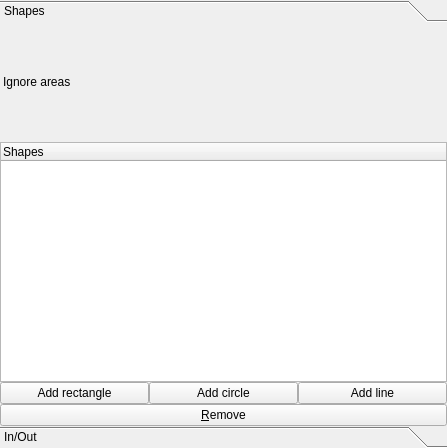
This is lib/ui/tab_blindspotUi.ui in gasparnori/Spotter as Qt 5 draws it before an edit. The edited form follows.
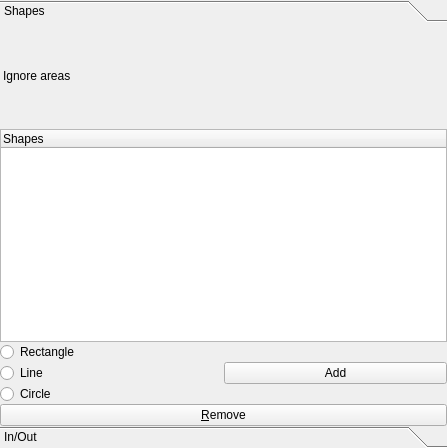
This is the edited form.

What changed in the file:
```diff
--- a/lib/ui/tab_blindspotUi.ui
+++ b/lib/ui/tab_blindspotUi.ui
@@ -69,69 +69,6 @@
            <property name="spacing">
             <number>0</number>
            </property>
-           <item row="15" column="0" colspan="2">
-            <layout class="QGridLayout" name="gridLayout_10">
-             <property name="spacing">
-              <number>0</number>
-             </property>
-             <item row="1" column="0">
-              <layout class="QHBoxLayout" name="horizontalLayout">
-               <item>
-                <widget class="QPushButton" name="btn_add_rect">
-                 <property name="minimumSize">
-                  <size>
-                   <width>30</width>
-                   <height>0</height>
-                  </size>
-                 </property>
-                 <property name="statusTip">
-                  <string>Drag: Rectangle. Shift+drag: Circle. Ctrl+drag: Line.</string>
-                 </property>
-                 <property name="text">
-                  <string>Add rectangle</string>
-                 </property>
-                 <property name="checkable">
-                  <bool>true</bool>
-                 </property>
-                </widget>
-               </item>
-               <item>
-                <widget class="QPushButton" name="btn_add_circle">
-                 <property name="text">
-                  <string>Add circle</string>
-                 </property>
-                 <property name="checkable">
-                  <bool>true</bool>
-                 </property>
-                </widget>
-               </item>
-               <item>
-                <widget class="QPushButton" name="btn_add_line">
-                 <property name="text">
-                  <string>Add line</string>
-                 </property>
-                 <property name="checkable">
-                  <bool>true</bool>
-                 </property>
-                </widget>
-               </item>
-              </layout>
-             </item>
-             <item row="2" column="0">
-              <widget class="QPushButton" name="btn_remove_shape">
-               <property name="minimumSize">
-                <size>
-                 <width>30</width>
-                 <height>0</height>
-                </size>
-               </property>
-               <property name="text">
-                <string>&amp;Remove</string>
-               </property>
-              </widget>
-             </item>
-            </layout>
-           </item>
            <item row="0" column="0" colspan="2">
             <layout class="QGridLayout" name="gridLayout_3">
              <property name="leftMargin">
@@ -152,6 +89,30 @@
              </item>
             </layout>
            </item>
+           <item row="20" column="0" colspan="2">
+            <layout class="QGridLayout" name="gridLayout_10">
+             <property name="spacing">
+              <number>0</number>
+             </property>
+             <item row="1" column="0">
+              <layout class="QHBoxLayout" name="horizontalLayout">
+               <item>
+                <widget class="QPushButton" name="btn_remove_shape">
+                 <property name="minimumSize">
+                  <size>
+                   <width>30</width>
+                   <height>0</height>
+                  </size>
+                 </property>
+                 <property name="text">
+                  <string>&amp;Remove</string>
+                 </property>
+                </widget>
+               </item>
+              </layout>
+             </item>
+            </layout>
+           </item>
            <item row="5" column="0" rowspan="2" colspan="2">
             <widget class="QTreeWidget" name="tree_blindspot_shapes">
              <property name="sizePolicy">
@@ -176,6 +137,37 @@
              </column>
             </widget>
            </item>
+           <item row="8" column="0">
+            <widget class="QRadioButton" name="radioLine">
+             <property name="text">
+              <string>Line</string>
+             </property>
+            </widget>
+           </item>
+           <item row="9" column="0">
+            <widget class="QRadioButton" name="radioCircle">
+             <property name="text">
+              <string>Circle</string>
+             </property>
+            </widget>
+           </item>
+           <item row="7" column="0">
+            <widget class="QRadioButton" name="radioRect">
+             <property name="text">
+              <string>Rectangle</string>
+             </property>
+            </widget>
+           </item>
+           <item row="8" column="1">
+            <widget class="QPushButton" name="btn_add">
+             <property name="text">
+              <string>Add</string>
+             </property>
+             <property name="checkable">
+              <bool>true</bool>
+             </property>
+            </widget>
+           </item>
           </layout>
          </item>
         </layout>
```
